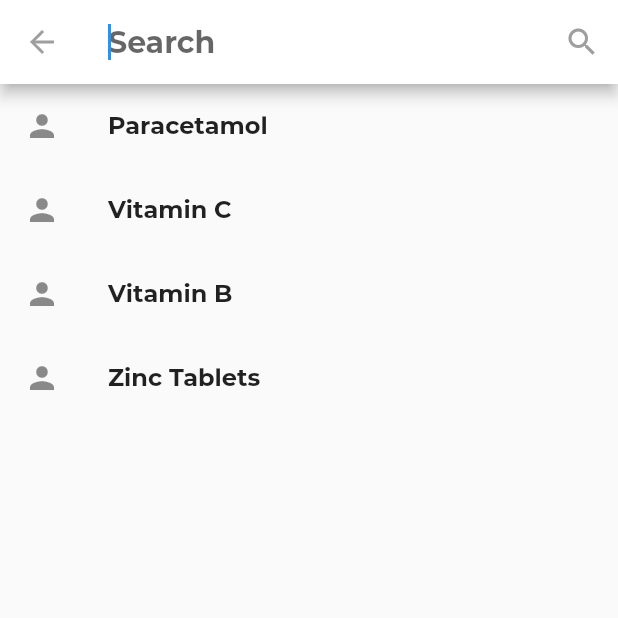
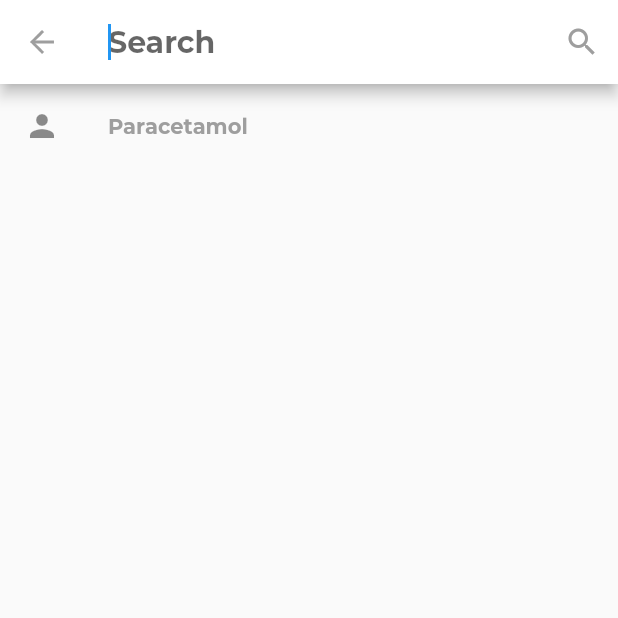
Before and after one commit to saugat-adh/medico, a Flutter app: the Dash3 screen opened directly, after a tap on the "search" icon, on a phone screen of 412 x 824 dp, the top half of it. Run offline on Flutter 3.47's test engine with Material 2 defaults, Android fonts, the phone set to English and light mode, and no system bars; our stand-ins replace cloud_firestore, firebase_auth, firebase_core, flutter_feather_icons, modal_progress_hud, salomon_bottom_bar; missing offline and left inert: enum_to_string, gender_picker; accounts and stored records are empty.

Commit message:
Shop UI adjusted Banner Removed

```diff
--- a/lib/Pages/shop.dart
+++ b/lib/Pages/shop.dart
@@ -1,5 +1,6 @@
 import 'package:flutter/cupertino.dart';
 import 'package:flutter/material.dart';
+import 'package:flutter/services.dart';
 import 'package:flutter_feather_icons/flutter_feather_icons.dart';
 
 class Dash3 extends StatefulWidget{
@@ -12,6 +13,10 @@ class _Dash3State extends State<Dash3> {
 
   @override
   Widget build(BuildContext context) {
+    SystemChrome.setSystemUIOverlayStyle(SystemUiOverlayStyle(
+      statusBarColor: Colors.greenAccent[200],
+      statusBarBrightness: Brightness.dark,
+    ));
     return Stack(
       children: [
         Scaffold(
@@ -48,10 +53,12 @@ class _Dash3State extends State<Dash3> {
           begin: Alignment.topRight,
           end: Alignment.bottomLeft,
           colors: [
-            Color(0xff45062E),
-            Color(0xff7F055F),
+            Colors.green,
+            Colors.teal,
           ],
         ),
+        borderRadius: BorderRadius.only(
+            bottomLeft: Radius.circular(40), bottomRight: Radius.circular(40)),
       ),
     );
   }
@@ -106,19 +113,19 @@ class _Dash3State extends State<Dash3> {
             )
           ),
           centerTitle: true,
-          backgroundColor: Colors.grey,
+          backgroundColor: Colors.white,
         primary: false,
         title: TextField(
 
           decoration: InputDecoration(
             hintText: "Search Meds",
-            hintStyle: TextStyle(color: Colors.white),
+            hintStyle: TextStyle(color: Colors.grey),
           ),
         ),
     actions:<Widget> [
-    IconButton(icon: Icon(Icons.search), onPressed: (){
+    IconButton(icon: Icon(Icons.search,color: Colors.grey,), onPressed: (){
     showSearch(context: context, delegate: DataSearch());
-    }
+    },
     )
     ]
     )
@@ -138,20 +145,22 @@ class DataSearch extends SearchDelegate<String> {
     "diazepam",
     "fluoxetine",
     "haloperidol",
-    "loperamide,"
+    "loperamide",
   ];
 
   final recentDrugs= [
     "Paracetamol",
-    "Vitamin C",
-    "Vitamin B",
-    "Zinc Tablets",
+    // "Vitamin C",
+    // "Vitamin B",
+    // "Zinc Tablets",
   ];
   @override
   List<Widget> buildActions(BuildContext context) {
     // actions for appbar
     return [
-      IconButton(icon: Icon(Icons.search), onPressed: () {} )
+      IconButton(icon: Icon(Icons.search), onPressed: () {
+        query= "";
+      } )
     ];
     throw UnimplementedError();
   }
@@ -159,9 +168,14 @@ class DataSearch extends SearchDelegate<String> {
   @override
   Widget buildLeading(BuildContext context) {
     // leading icon on the left of the appbar
-    return IconButton(icon: AnimatedIcon(icon: AnimatedIcons.menu_arrow,progress: transitionAnimation,
+    return IconButton(
+        icon: AnimatedIcon(
+          icon: AnimatedIcons.menu_arrow,
+          progress: transitionAnimation,
     ),
-        onPressed: () {});
+        onPressed: () {
+          close(context, null);
+        });
 
     throw UnimplementedError();
   }
@@ -169,17 +183,40 @@ class DataSearch extends SearchDelegate<String> {
   @override
   Widget buildResults(BuildContext context) {
     // show some result based on the selection
+    return Center(
+      child: Container(
+        height: 100,
+        width: 100,
+        color: Colors.redAccent,
+        child: Center(
+            child: Text(query),
+        ),
+      ),
+    );
     throw UnimplementedError();
   }
 
   @override
   Widget buildSuggestions(BuildContext context) {
     // show when someone searches for something
-    final suggestionList= query.isEmpty?recentDrugs:drugs;
+    final suggestionList= query.isEmpty?recentDrugs:drugs.where((p) => p.startsWith(query)).toList();
     return ListView.builder(
         itemBuilder: (context,index)=>ListTile(
+          onTap: (){
+            showResults(context);
+          },
         leading: Icon(Icons.person),
-          title: Text(suggestionList[index]),
+          title: RichText(text: TextSpan(
+            text: suggestionList[index].substring(0,query.length),
+            style: TextStyle(
+              color:Colors.black,
+                fontWeight: FontWeight.bold
+            ),
+            children: [TextSpan(
+              text: suggestionList[index].substring(query.length),
+              style: TextStyle(color: Colors.grey)
+            )]
+          ),),
     ),
       itemCount: suggestionList.length,
     );
--- a/lib/main.dart
+++ b/lib/main.dart
@@ -8,6 +8,7 @@ import 'package:firebase_core/firebase_core.dart';
 
 
 void main() async{
+
   WidgetsFlutterBinding.ensureInitialized();
   await Firebase.initializeApp();
   runApp(MedicoApp());
@@ -20,6 +21,10 @@ class MedicoApp extends StatelessWidget {
       // future: _initialization,
       builder: (context, snapshot) {
         return MaterialApp(
+          debugShowCheckedModeBanner: false,
+          // theme: ThemeData(
+          //   primarySwatch: Colors.green,
+          // ),
         home: HomePage(),
         routes: {
           HomePage.id : (context) => HomePage(),
```
